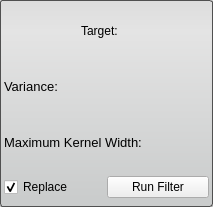
Before: the Qt Designer form src/Interface/ToolInterface/DiscreteGaussianFilterInterface.ui in SCIInstitute/Seg3D, drawn with Qt 5.
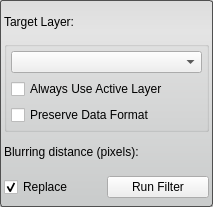
After: the same form once the commit is applied.

Commit message: add second filter to program. Add first version of logarithmic scale bar. Fix the macro for running the filter.

The edit to the form file:
```diff
--- a/src/Interface/ToolInterface/DiscreteGaussianFilterInterface.ui
+++ b/src/Interface/ToolInterface/DiscreteGaussianFilterInterface.ui
@@ -11,7 +11,7 @@
    </rect>
   </property>
   <property name="sizePolicy">
-   <sizepolicy hsizetype="Preferred" vsizetype="Fixed">
+   <sizepolicy hsizetype="Preferred" vsizetype="Preferred">
     <horstretch>0</horstretch>
     <verstretch>0</verstretch>
    </sizepolicy>
@@ -22,12 +22,6 @@
     <height>207</height>
    </size>
   </property>
-  <property name="maximumSize">
-   <size>
-    <width>16777215</width>
-    <height>207</height>
-   </size>
-  </property>
   <property name="baseSize">
    <size>
     <width>650</width>
@@ -52,27 +46,53 @@
     <number>4</number>
    </property>
    <item>
-    <layout class="QHBoxLayout" name="activeHLayout" stretch="1">
+    <layout class="QHBoxLayout" name="horizontalLayout_2">
+     <item>
+      <widget class="QLabel" name="label">
+       <property name="text">
+        <string>Target Layer:</string>
+       </property>
+      </widget>
+     </item>
+    </layout>
+   </item>
+   <item>
+    <layout class="QHBoxLayout" name="activeHLayout" stretch="0">
      <property name="spacing">
       <number>0</number>
      </property>
      <item>
-      <widget class="QLabel" name="activeLabel">
-       <property name="sizePolicy">
-        <sizepolicy hsizetype="Fixed" vsizetype="Preferred">
-         <horstretch>0</horstretch>
-         <verstretch>0</verstretch>
-        </sizepolicy>
+      <widget class="QGroupBox" name="target_groupbox_">
+       <property name="font">
+        <font>
+         <pointsize>10</pointsize>
+        </font>
        </property>
-       <property name="minimumSize">
-        <size>
-         <width>50</width>
-         <height>0</height>
-        </size>
+       <property name="title">
+        <string/>
        </property>
-       <property name="text">
-        <string>Target:</string>
-       </property>
+       <layout class="QVBoxLayout" name="verticalLayout_4">
+        <property name="margin">
+         <number>4</number>
+        </property>
+        <item>
+         <widget class="QComboBox" name="target_layer_"/>
+        </item>
+        <item>
+         <widget class="QCheckBox" name="use_active_layer_">
+          <property name="text">
+           <string>Always Use Active Layer</string>
+          </property>
+         </widget>
+        </item>
+        <item>
+         <widget class="QCheckBox" name="preserve_data_format_">
+          <property name="text">
+           <string>Preserve Data Format</string>
+          </property>
+         </widget>
+        </item>
+       </layout>
       </widget>
      </item>
     </layout>
@@ -81,13 +101,8 @@
     <layout class="QHBoxLayout" name="varianceHLayout_top">
      <item>
       <widget class="QLabel" name="varianceLabel">
-       <property name="font">
-        <font>
-         <pointsize>10</pointsize>
-        </font>
-       </property>
        <property name="text">
-        <string>Variance:</string>
+        <string>Blurring distance (pixels):</string>
        </property>
       </widget>
      </item>
@@ -96,25 +111,6 @@
    <item>
     <layout class="QHBoxLayout" name="varianceHLayout_bottom"/>
    </item>
-   <item>
-    <layout class="QHBoxLayout" name="kernelHLayout_top">
-     <item>
-      <widget class="QLabel" name="kernelLabel">
-       <property name="font">
-        <font>
-         <pointsize>10</pointsize>
-        </font>
-       </property>
-       <property name="text">
-        <string>Maximum Kernel Width:</string>
-       </property>
-      </widget>
-     </item>
-    </layout>
-   </item>
-   <item>
-    <layout class="QHBoxLayout" name="kernelHLayout_bottom"/>
-   </item>
    <item>
     <widget class="QWidget" name="replaceRunWidget" native="true">
      <property name="minimumSize">
```
The commit also changes 41 other files.
